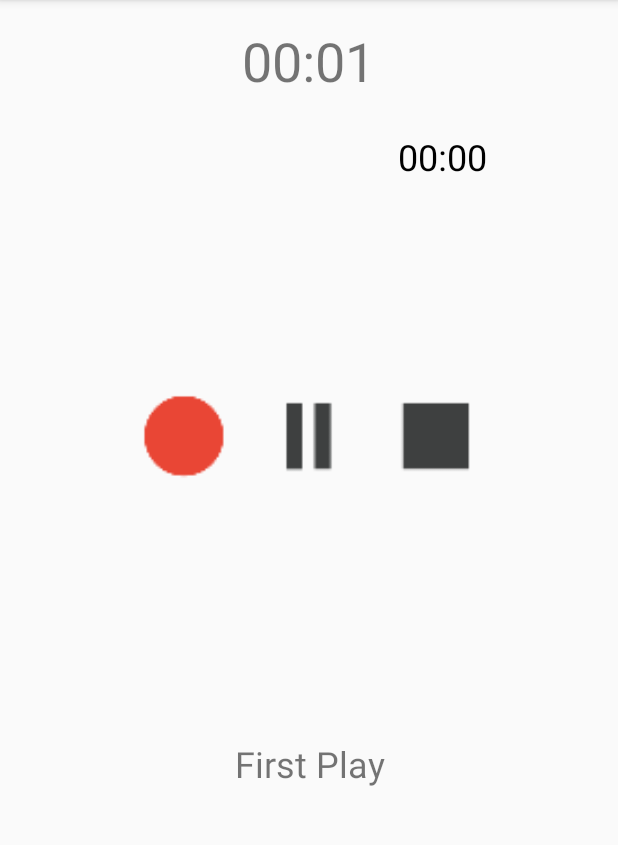
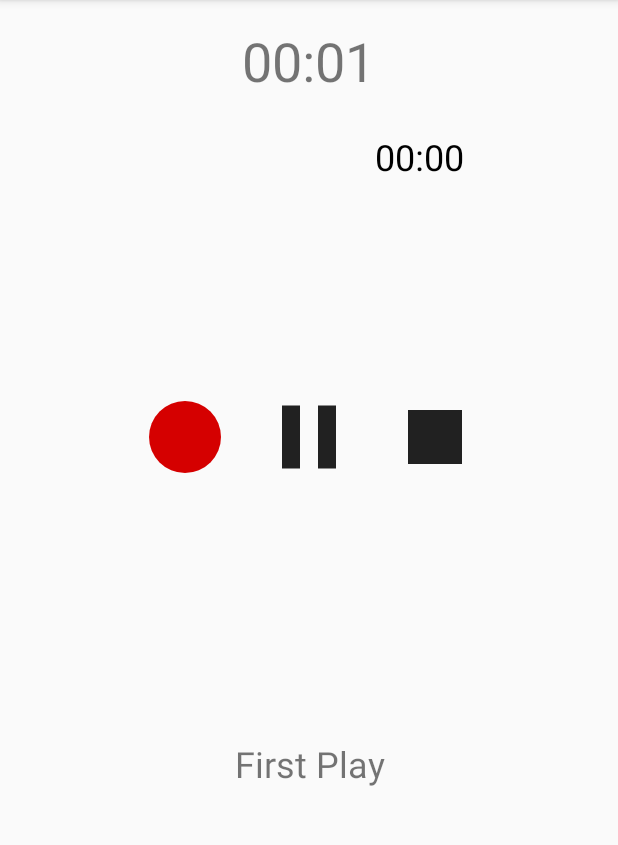
Before and after one commit to TimBent/ScriberV2, an Android app: the screen it shows after launch (MainActivity), after a tap on an icon or button, on a phone screen of 412 x 824 dp, the part 84-929 px from its top. Run offline under Robolectric (Android 15) with nearby library versions, the phone set to English and light mode, and no system bars.

Commit message:
Addition of recording Picker and New media buttons.

```diff
--- a/app/src/main/AndroidManifest.xml
+++ b/app/src/main/AndroidManifest.xml
@@ -1,7 +1,8 @@
 <?xml version="1.0" encoding="utf-8"?>
 <manifest xmlns:android="http://schemas.android.com/apk/res/android"
     package="com.example.jnrmint.scriber">
-    <uses-permission android:name="android.permission.RECORD_AUDIO"/>
+
+    <uses-permission android:name="android.permission.RECORD_AUDIO" />
 
     <application
         android:allowBackup="true"
@@ -17,6 +18,7 @@
                 <category android:name="android.intent.category.LAUNCHER" />
             </intent-filter>
         </activity>
+        <activity android:name=".RecordingPicker"></activity>
     </application>
 
 </manifest>
--- a/app/src/main/java/com/example/jnrmint/scriber/MainActivity.java
+++ b/app/src/main/java/com/example/jnrmint/scriber/MainActivity.java
@@ -1,6 +1,7 @@
 package com.example.jnrmint.scriber;
 
 import android.Manifest;
+import android.annotation.SuppressLint;
 import android.content.pm.PackageManager;
 import android.media.MediaPlayer;
 import android.media.MediaRecorder;
@@ -55,7 +56,7 @@ public class MainActivity extends AppCompatActivity {
 
         // Record to the external cache directory for visibility
         mFileName = getExternalCacheDir().getAbsolutePath();
-        mFileName += "/audiorecordtest.3gp";
+        mFileName += "/audiorecordtest.WAV";
         //mRecorder.setFileName(mFileName);
 
 
@@ -70,7 +71,7 @@ public class MainActivity extends AppCompatActivity {
         status = findViewById(R.id.output);
 
         mRecIcon = findViewById(R.id.playpausebtn);
-        mRecIcon.setBackgroundResource(R.drawable.ic_strt_rec);
+        mRecIcon.setBackgroundResource(R.drawable.ic_fiber_manual_record_black_24dp);
         mRecIcon.setOnClickListener(new View.OnClickListener() {
             @Override
             public void onClick(View view) {
@@ -79,18 +80,18 @@ public class MainActivity extends AppCompatActivity {
                     //mRecorder.setmFirstRecord(mFirstRecord);
                     if (mStartRecording) {
                         if(mFirstRecord) {
-                            mRecIcon.setBackgroundResource(R.drawable.ic_stp_rec);
+                            mRecIcon.setBackgroundResource(R.drawable.ic_pause_red_24dp);
                             resetTime();
                             status.setText("Recording started");
                             time.startTimer();
                             mFirstRecord = !mFirstRecord;
                         } else {
-                            mRecIcon.setBackgroundResource(R.drawable.ic_stp_rec);
+                            mRecIcon.setBackgroundResource(R.drawable.ic_pause_red_24dp);
                             status.setText("Recording resumed");
                             time.startTimer();
                         }
                     } else {
-                        mRecIcon.setBackgroundResource(R.drawable.ic_strt_rec);
+                        mRecIcon.setBackgroundResource(R.drawable.ic_fiber_manual_record_black_24dp);
                         status.setText("Recording Paused");
                         time.stopTimer();
                     }
@@ -102,7 +103,7 @@ public class MainActivity extends AppCompatActivity {
         });
 
         mPlayIcon = findViewById(R.id.recstopBtn);
-        mPlayIcon.setBackgroundResource(R.drawable.ic_ply_mb);
+        mPlayIcon.setBackgroundResource(R.drawable.ic_play_arrow_black_24dp);
         mPlayIcon.setOnClickListener(new View.OnClickListener() {
             @Override
             public void onClick(View view) {
@@ -111,7 +112,7 @@ public class MainActivity extends AppCompatActivity {
                     //while(mPlayer.isPlaying()) {
                         if (mStartPlaying) {
                             if (mFirstPlay) {
-                                mPlayIcon.setBackgroundResource(R.drawable.ic_pse_mb);
+                                mPlayIcon.setBackgroundResource(R.drawable.ic_pause_black_24dp);
                                 //timeView.setText("00:00");
                                 resetTime();
                                 status.setText("First Play");
@@ -119,11 +120,11 @@ public class MainActivity extends AppCompatActivity {
                                 mFirstPlay = !mFirstPlay;
                             } else {
                                 status.setText("Second Play");
-                                mPlayIcon.setBackgroundResource(R.drawable.ic_pse_mb);
+                                mPlayIcon.setBackgroundResource(R.drawable.ic_pause_black_24dp);
                                 time.startTimer();
                             }
                         } else {
-                            mPlayIcon.setBackgroundResource(R.drawable.ic_ply_mb);
+                            mPlayIcon.setBackgroundResource(R.drawable.ic_play_arrow_black_24dp);
                             time.stopTimer();
                         }/*}  else    {
                         mPlayIcon.setBackgroundResource(R.drawable.ic_ply_mb);
@@ -141,7 +142,7 @@ public class MainActivity extends AppCompatActivity {
         });
 
         mStopIcon = findViewById(R.id.stopplayBtn);
-        mStopIcon.setBackgroundResource(R.drawable.ic_stp_mb);
+        mStopIcon.setBackgroundResource(R.drawable.ic_stop_black_24dp);
         mStopIcon.setOnClickListener(new View.OnClickListener() {
             @Override
             public void onClick(View view) {
@@ -153,13 +154,13 @@ public class MainActivity extends AppCompatActivity {
                     //mRecorder.stopRecording();
                     mStartRecording = true;
                     mFirstRecord = true;
-                    mRecIcon.setBackgroundResource(R.drawable.ic_strt_rec);
+                    mRecIcon.setBackgroundResource(R.drawable.ic_fiber_manual_record_black_24dp);
                 }
                 if (!mStartPlaying)  {
                     //stopPlaying();
                     mStartPlaying = true;
                     mFirstPlay = true;
-                    mPlayIcon.setBackgroundResource(R.drawable.ic_ply_mb);
+                    mPlayIcon.setBackgroundResource(R.drawable.ic_play_arrow_black_24dp);
                 }
             }
         });
@@ -226,16 +227,17 @@ public class MainActivity extends AppCompatActivity {
             pauseRecording();
         }
     }
+    @SuppressLint("NewApi")
     private void pauseRecording(){
         mRecorder.pause();
     }
 
     private void startRecording() {
         mRecorder = new MediaRecorder();
-        mRecorder.setAudioSource(MediaRecorder.AudioSource.VOICE_RECOGNITION);
-        mRecorder.setOutputFormat(MediaRecorder.OutputFormat.THREE_GPP);
+        mRecorder.setAudioSource(MediaRecorder.AudioSource.DEFAULT);
+        mRecorder.setOutputFormat(MediaRecorder.OutputFormat.AAC_ADTS);
         mRecorder.setOutputFile(mFileName);
-        mRecorder.setAudioEncoder(MediaRecorder.AudioEncoder.AMR_NB);
+        mRecorder.setAudioEncoder(MediaRecorder.AudioEncoder.AAC);
 
         try {
             mRecorder.prepare();
--- /dev/null
+++ b/app/src/main/res/drawable/ic_fiber_manual_record_black_24dp.xml
@@ -0,0 +1,9 @@
+<vector xmlns:android="http://schemas.android.com/apk/res/android"
+        android:width="24dp"
+        android:height="24dp"
+        android:viewportWidth="24.0"
+        android:viewportHeight="24.0">
+    <path
+        android:pathData="M12,12m-8,0a8,8 0,1 1,16 0a8,8 0,1 1,-16 0"
+        android:fillColor="#d50000"/>
+</vector>
--- /dev/null
+++ b/app/src/main/res/drawable/ic_pause_black_24dp.xml
@@ -0,0 +1,9 @@
+<vector xmlns:android="http://schemas.android.com/apk/res/android"
+        android:width="24dp"
+        android:height="24dp"
+        android:viewportWidth="24.0"
+        android:viewportHeight="24.0">
+    <path
+        android:fillColor="#212121"
+        android:pathData="M6,19h4L10,5L6,5v14zM14,5v14h4L18,5h-4z"/>
+</vector>
--- /dev/null
+++ b/app/src/main/res/drawable/ic_pause_red_24dp.xml
@@ -0,0 +1,9 @@
+<vector xmlns:android="http://schemas.android.com/apk/res/android"
+        android:width="24dp"
+        android:height="24dp"
+        android:viewportWidth="24.0"
+        android:viewportHeight="24.0">
+    <path
+        android:fillColor="#d50000"
+        android:pathData="M6,19h4L10,5L6,5v14zM14,5v14h4L18,5h-4z"/>
+</vector>
--- /dev/null
+++ b/app/src/main/res/drawable/ic_play_arrow_black_24dp.xml
@@ -0,0 +1,9 @@
+<vector xmlns:android="http://schemas.android.com/apk/res/android"
+        android:width="24dp"
+        android:height="24dp"
+        android:viewportWidth="24.0"
+        android:viewportHeight="24.0">
+    <path
+        android:fillColor="#212121"
+        android:pathData="M8,5v14l11,-7z"/>
+</vector>
--- /dev/null
+++ b/app/src/main/res/drawable/ic_stop_black_24dp.xml
@@ -0,0 +1,9 @@
+<vector xmlns:android="http://schemas.android.com/apk/res/android"
+        android:width="24dp"
+        android:height="24dp"
+        android:viewportWidth="24.0"
+        android:viewportHeight="24.0">
+    <path
+        android:fillColor="#212121"
+        android:pathData="M6,6h12v12H6z"/>
+</vector>
--- a/app/src/main/res/layout/activity_main.xml
+++ b/app/src/main/res/layout/activity_main.xml
@@ -39,6 +39,7 @@
             android:layout_alignParentEnd="true"
             android:layout_centerVertical="true"
             android:layout_marginEnd="79dp"
+            android:layout_toEndOf="@+id/timer"
             android:text="@string/reset"
             android:textColor="@android:color/black"
             android:textSize="24sp"
```
Also changed, not shown: app/src/main/java/com/example/jnrmint/scriber/RecordingGetter.java (added, +10 -0 lines), app/src/main/java/com/example/jnrmint/scriber/RecordingPicker.java (added, +19 -0 lines), app/src/main/res/drawable/ic_fast_forward_black_24dp.xml (added, +9 -0 lines), app/src/main/res/drawable/ic_pause_circle_filled_black_24dp.xml (added, +9 -0 lines), app/src/main/res/layout/activity_recording_picker.xml (added, +9 -0 lines), 1 other file.
